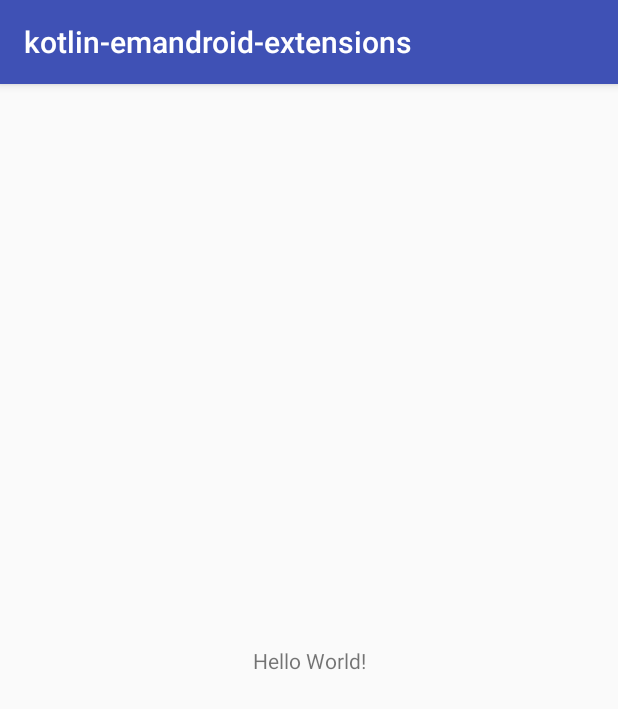
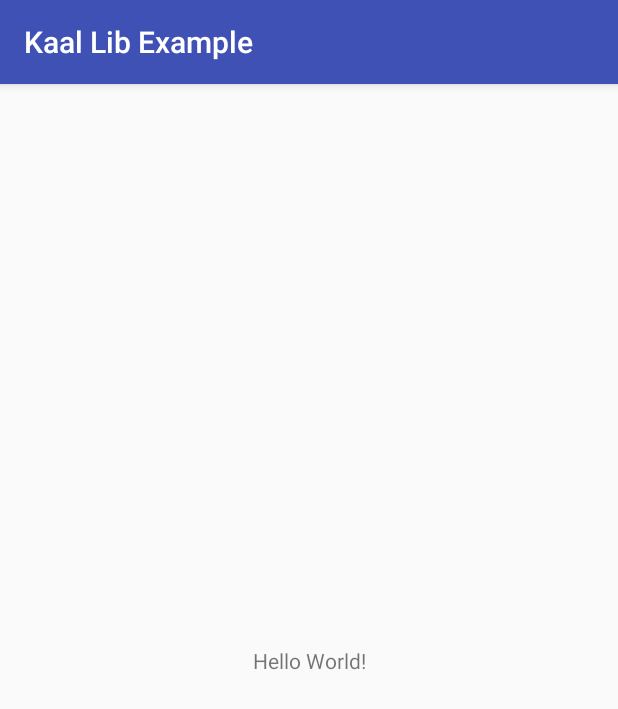
Before and after one commit to eManPrague/kaal, an Android app: the screen it shows after launch (MainActivity), on a phone screen of 412 x 824 dp. Shown: the top 709 px of the screen. Run offline under Robolectric (Android 15) with nearby library versions, the phone set to English and light mode, and no system bars.

Commit message:
✨ #5: Add Layout id to Base Fragment and Activity
#5 https://github.com/eManPrague/kaal/issues/5 Added possibility to define a layout by using a constructor instead of calling standard setContent in Activity or standard layout inflater in the Fragment

```diff
--- a/kaal-presentation/src/main/kotlin/cz/eman/kaal/presentation/activity/BaseActivity.kt
+++ b/kaal-presentation/src/main/kotlin/cz/eman/kaal/presentation/activity/BaseActivity.kt
@@ -1,5 +1,6 @@
 package cz.eman.kaal.presentation.activity
 
+import androidx.annotation.LayoutRes
 import androidx.appcompat.app.AppCompatActivity
 import kotlinx.coroutines.CoroutineScope
 import kotlinx.coroutines.Dispatchers
@@ -11,9 +12,13 @@ import kotlinx.coroutines.cancel
  * @see[AppCompatActivity]
  * @since 0.1.0
  */
-abstract class BaseActivity : AppCompatActivity(), CoroutineScope {
+abstract class BaseActivity : AppCompatActivity, CoroutineScope {
 
     override val coroutineContext = Dispatchers.Main + SupervisorJob()
+
+    constructor(): super()
+
+    constructor(@LayoutRes contentLayoutId: Int): super(contentLayoutId)
 
     override fun onDestroy() {
         super.onDestroy()
--- a/sample/src/main/java/cz/eman/kaal/MainActivity.kt
+++ b/sample/src/main/java/cz/eman/kaal/MainActivity.kt
@@ -4,10 +4,4 @@ import android.os.Bundle
 import cz.eman.kaal.presentation.activity.BaseActivity
 import cz.eman.kaal.sample.R
 
-class MainActivity : BaseActivity() {
-
-    override fun onCreate(savedInstanceState: Bundle?) {
-        super.onCreate(savedInstanceState)
-        setContentView(R.layout.activity_main)
-    }
-}
+class MainActivity : BaseActivity(R.layout.activity_main)
--- a/sample/src/main/res/values/strings.xml
+++ b/sample/src/main/res/values/strings.xml
@@ -1,3 +1,3 @@
 <resources>
-    <string name="app_name">kotlin-emandroid-extensions</string>
+    <string name="app_name">Kaal Lib Example</string>
 </resources>
```
Also changed, not shown: kaal-presentation/src/main/kotlin/cz/eman/kaal/presentation/fragment/BaseFragment.kt (+6 -1 lines).
